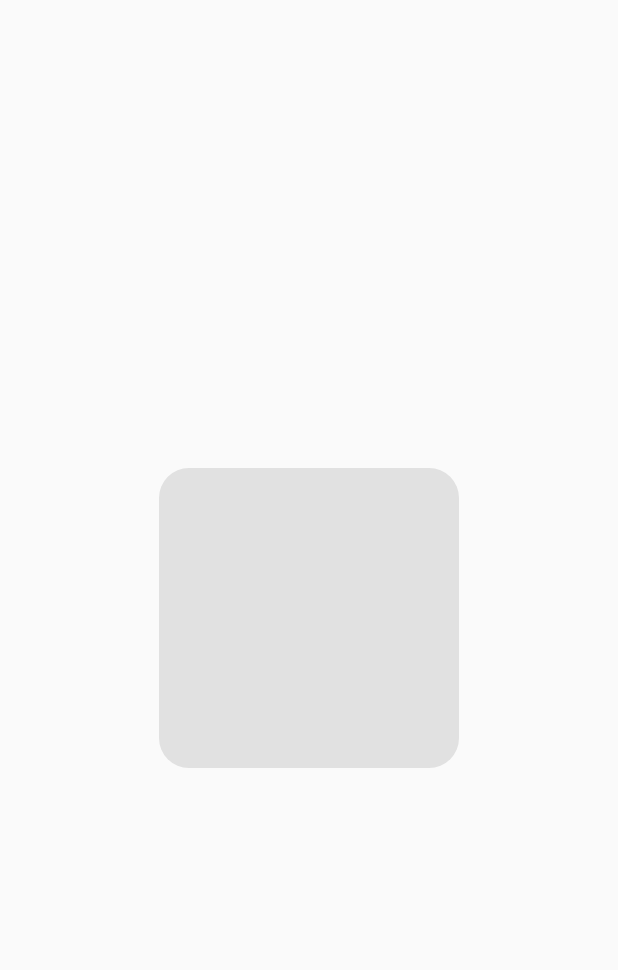
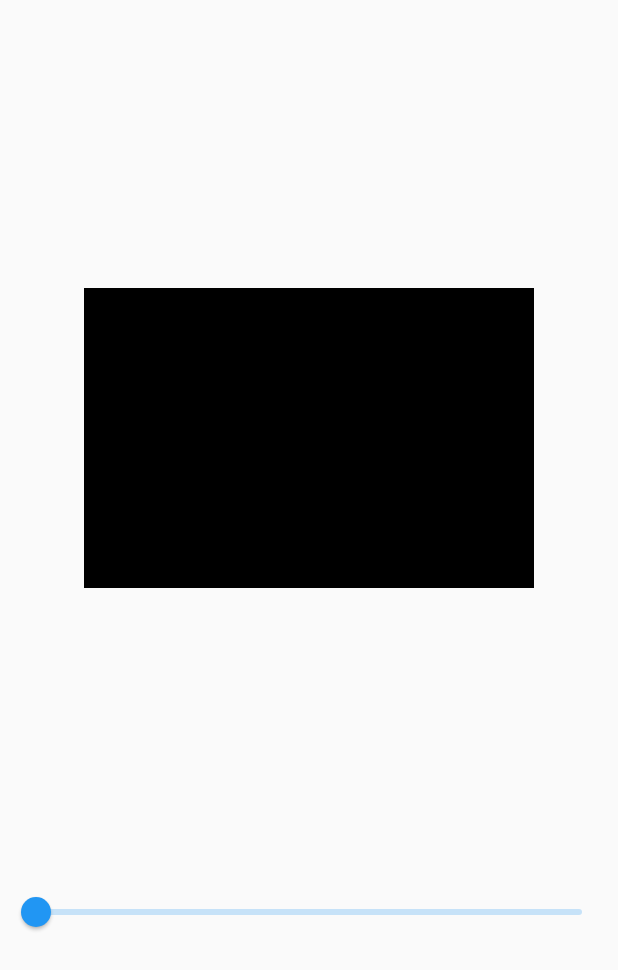
Before and after one commit to MalakEsmail/Animation, a Flutter app: the screen it shows after launch, on a phone screen of 412 x 824 dp. Shown: the top 970 px of the screen. Run offline on Flutter 3.47's test engine with Material 2 defaults, Android fonts, the phone set to English and light mode, and no system bars.

Commit message:
custom implicit animation

```diff
--- /dev/null
+++ b/lib/custom_implicit_animation.dart
@@ -0,0 +1,43 @@
+import 'package:flutter/material.dart';
+import 'dart:math' as math;
+
+// CustomImplicitAnimation
+class CustomImplicitAnimation extends StatefulWidget {
+  @override
+  _CustomImplicitAnimationState createState() =>
+      _CustomImplicitAnimationState();
+}
+
+class _CustomImplicitAnimationState extends State<CustomImplicitAnimation> {
+  double _angle = 0;
+  double currentValue = 0;
+  @override
+  Widget build(BuildContext context) {
+    return Center(
+      child: Column(
+        mainAxisAlignment: MainAxisAlignment.spaceEvenly,
+        children: [
+          TweenAnimationBuilder<double>(
+            duration: Duration(seconds: 1),
+            tween: Tween(begin: 0, end: _angle),
+            child: Container(width: 300, height: 200, color: Colors.black),
+            builder: (_, double angle, Widget child) => Transform.rotate(
+              angle: angle,
+              child: child,
+            ),
+          ),
+          Slider(
+            max: math.pi * 2,
+            value: currentValue,
+            onChanged: (value) {
+              setState(() {
+                _angle = value;
+                currentValue = value;
+              });
+            },
+          )
+        ],
+      ),
+    );
+  }
+}
--- a/lib/main.dart
+++ b/lib/main.dart
@@ -1,6 +1,6 @@
 
 import 'package:flutter/material.dart';
-import 'implicit_animation.dart';
+import 'custom_implicit_animation.dart';
 void main() {
   runApp(MyApp());
 }
@@ -16,7 +16,7 @@ class MyApp extends StatelessWidget {
         visualDensity: VisualDensity.adaptivePlatformDensity,
       ),
       home: Scaffold(
-        body: AnimationExample(),
+        body: CustomImplicitAnimation(),
       ),
     );
   }
```
